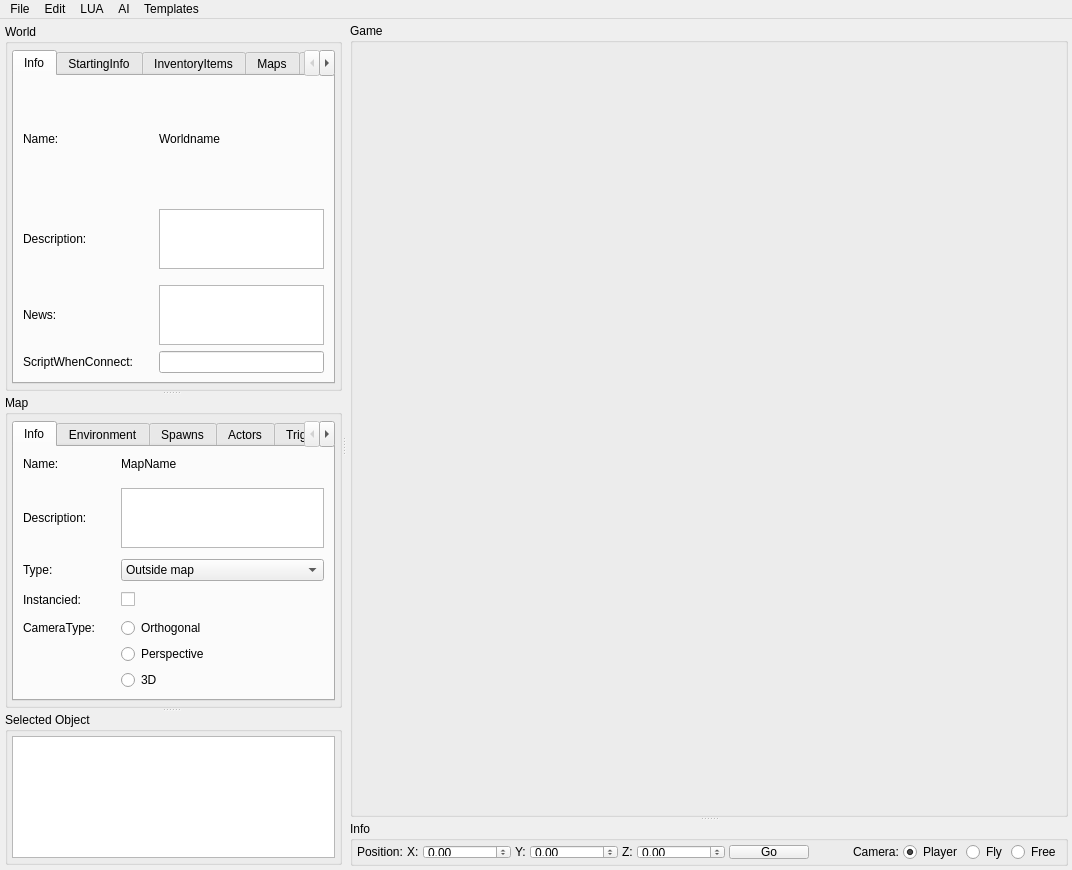
First picture: the form in Client/editor.ui, repository LBALab/lbanet, before the edit.
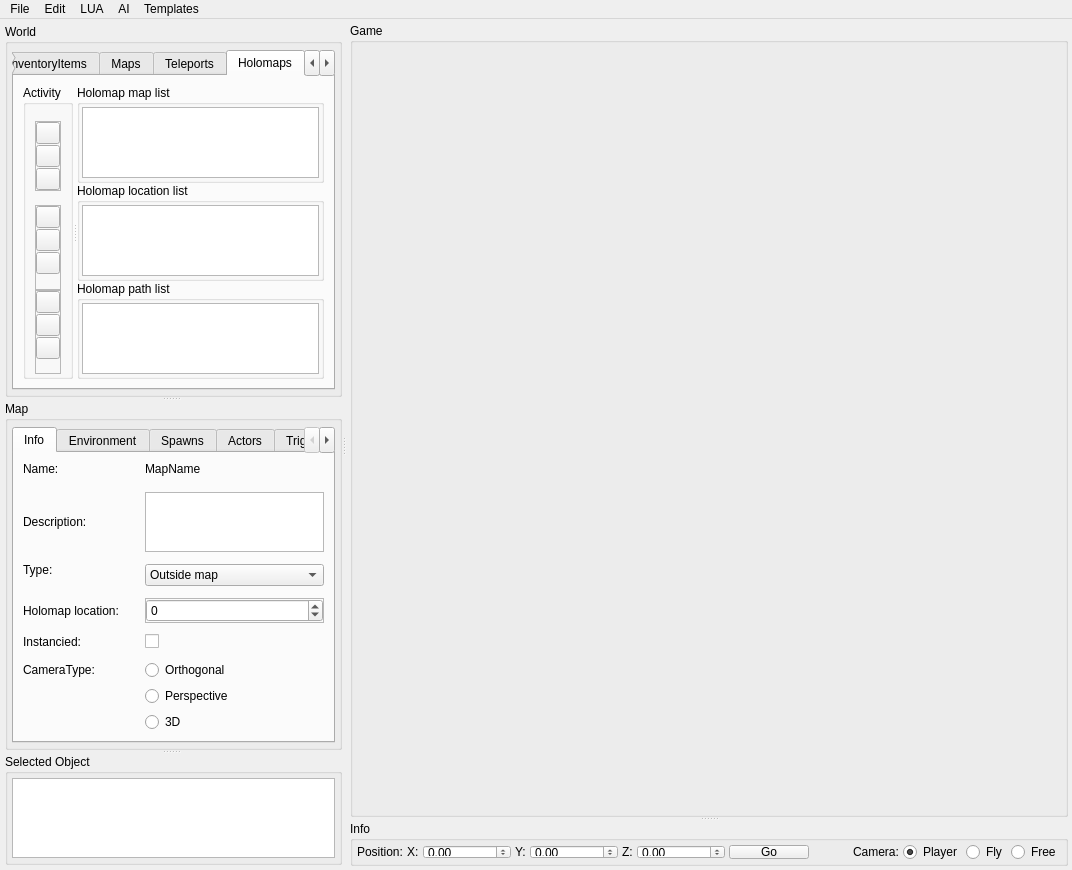
Second picture: the form after the edit. The open tabs and pages were chosen to show the change. Icons and pictures are not drawn.

Commit message: prepare holomap

Diff of the .ui file:
```diff
--- a/Client/editor.ui
+++ b/Client/editor.ui
@@ -6,7 +6,7 @@
    <rect>
     <x>0</x>
     <y>0</y>
-    <width>960</width>
+    <width>992</width>
     <height>870</height>
    </rect>
   </property>
@@ -31,6 +31,12 @@
        <enum>Qt::Horizontal</enum>
       </property>
       <widget class="QWidget" name="widget_editor" native="true">
+       <property name="maximumSize">
+        <size>
+         <width>500</width>
+         <height>16777215</height>
+        </size>
+       </property>
        <layout class="QVBoxLayout" name="verticalLayout">
         <property name="spacing">
          <number>0</number>
@@ -44,6 +50,12 @@
            <enum>Qt::Vertical</enum>
           </property>
           <widget class="QWidget" name="widget_world" native="true">
+           <property name="maximumSize">
+            <size>
+             <width>16777215</width>
+             <height>16777215</height>
+            </size>
+           </property>
            <layout class="QHBoxLayout" name="horizontalLayout_2">
             <property name="spacing">
              <number>0</number>
@@ -860,6 +872,416 @@
                    </item>
                   </layout>
                  </widget>
+                 <widget class="QWidget" name="tab_holomap">
+                  <attribute name="title">
+                   <string>Holomaps</string>
+                  </attribute>
+                  <layout class="QHBoxLayout" name="horizontalLayout_26">
+                   <item>
+                    <widget class="QSplitter" name="splitter_11">
+                     <property name="orientation">
+                      <enum>Qt::Horizontal</enum>
+                     </property>
+                     <widget class="QGroupBox" name="groupBox_worldmap_mapaction_3">
+                      <property name="maximumSize">
+                       <size>
+                        <width>50</width>
+                        <height>16777215</height>
+                       </size>
+                      </property>
+                      <property name="title">
+                       <string>Activity</string>
+                      </property>
+                      <layout class="QVBoxLayout" name="verticalLayout_17">
+                       <property name="spacing">
+                        <number>0</number>
+                       </property>
+                       <property name="topMargin">
+                        <number>2</number>
+                       </property>
+                       <property name="bottomMargin">
+                        <number>2</number>
+                       </property>
+                       <item>
+                        <spacer name="verticalSpacer_20">
+                         <property name="orientation">
+                          <enum>Qt::Vertical</enum>
+                         </property>
+                         <property name="sizeHint" stdset="0">
+                          <size>
+                           <width>20</width>
+                           <height>40</height>
+                          </size>
+                         </property>
+                        </spacer>
+                       </item>
+                       <item>
+                        <widget class="QFrame" name="frame_3">
+                         <property name="frameShape">
+                          <enum>QFrame::StyledPanel</enum>
+                         </property>
+                         <property name="frameShadow">
+                          <enum>QFrame::Raised</enum>
+                         </property>
+                         <layout class="QVBoxLayout" name="verticalLayout_13">
+                          <property name="spacing">
+                           <number>1</number>
+                          </property>
+                          <property name="margin">
+                           <number>0</number>
+                          </property>
+                          <item>
+                           <widget class="QPushButton" name="pushButton_addholo">
+                            <property name="toolTip">
+                             <string>Add map</string>
+                            </property>
+                            <property name="text">
+                             <string/>
+                            </property>
+                            <property name="icon">
+                             <iconset resource="editor.qrc">
+                              <normaloff>:/Editor/Resources/icons/PNG/onebit_31.png</normaloff>:/Editor/Resources/icons/PNG/onebit_31.png</iconset>
+                            </property>
+                            <property name="iconSize">
+                             <size>
+                              <width>10</width>
+                              <height>10</height>
+                             </size>
+                            </property>
+                            <property name="flat">
+                             <bool>false</bool>
+                            </property>
+                           </widget>
+                          </item>
+                          <item>
+                           <widget class="QPushButton" name="pushButton_removeholo">
+                            <property name="toolTip">
+                             <string>Remove selected map</string>
+                            </property>
+                            <property name="text">
+                             <string/>
+                            </property>
+                            <property name="icon">
+                             <iconset resource="editor.qrc">
+                              <normaloff>:/Editor/Resources/icons/PNG/onebit_32.png</normaloff>:/Editor/Resources/icons/PNG/onebit_32.png</iconset>
+                            </property>
+                            <property name="iconSize">
+                             <size>
+                              <width>10</width>
+                              <height>10</height>
+                             </size>
+                            </property>
+                           </widget>
+                          </item>
+                          <item>
+                           <widget class="QPushButton" name="pushButton_goto_holo">
+                            <property name="toolTip">
+                             <string>Teleport to selected map</string>
+                            </property>
+                            <property name="text">
+                             <string/>
+                            </property>
+                            <property name="icon">
+                             <iconset resource="editor.qrc">
+                              <normaloff>:/Editor/Resources/icons/PNG/onebit_27.png</normaloff>:/Editor/Resources/icons/PNG/onebit_27.png</iconset>
+                            </property>
+                            <property name="iconSize">
+                             <size>
+                              <width>10</width>
+                              <height>10</height>
+                             </size>
+                            </property>
+                           </widget>
+                          </item>
+                         </layout>
+                        </widget>
+                       </item>
+                       <item>
+                        <spacer name="verticalSpacer_16">
+                         <property name="orientation">
+                          <enum>Qt::Vertical</enum>
+                         </property>
+                         <property name="sizeHint" stdset="0">
+                          <size>
+                           <width>20</width>
+                           <height>40</height>
+                          </size>
+                         </property>
+                        </spacer>
+                       </item>
+                       <item>
+                        <widget class="QFrame" name="frame_4">
+                         <property name="frameShape">
+                          <enum>QFrame::StyledPanel</enum>
+                         </property>
+                         <property name="frameShadow">
+                          <enum>QFrame::Raised</enum>
+                         </property>
+                         <layout class="QVBoxLayout" name="verticalLayout_15">
+                          <property name="spacing">
+                           <number>1</number>
+                          </property>
+                          <property name="margin">
+                           <number>0</number>
+                          </property>
+                          <item>
+                           <widget class="QPushButton" name="pushButton_addhololoc">
+                            <property name="toolTip">
+                             <string>Add map</string>
+                            </property>
+                            <property name="text">
+                             <string/>
+                            </property>
+                            <property name="icon">
+                             <iconset resource="editor.qrc">
+                              <normaloff>:/Editor/Resources/icons/PNG/onebit_31.png</normaloff>:/Editor/Resources/icons/PNG/onebit_31.png</iconset>
+                            </property>
+                            <property name="iconSize">
+                             <size>
+                              <width>10</width>
+                              <height>10</height>
+                             </size>
+                            </property>
+                            <property name="flat">
+                             <bool>false</bool>
+                            </property>
+                           </widget>
+                          </item>
+                          <item>
+                           <widget class="QPushButton" name="pushButton_removehololoc">
+                            <property name="toolTip">
+                             <string>Remove selected map</string>
+                            </property>
+                            <property name="text">
+                             <string/>
+                            </property>
+                            <property name="icon">
+                             <iconset resource="editor.qrc">
+                              <normaloff>:/Editor/Resources/icons/PNG/onebit_32.png</normaloff>:/Editor/Resources/icons/PNG/onebit_32.png</iconset>
+                            </property>
+                            <property name="iconSize">
+                             <size>
+                              <width>10</width>
+                              <height>10</height>
+                             </size>
+                            </property>
+                           </widget>
+                          </item>
+                          <item>
+                           <widget class="QPushButton" name="pushButton_goto_hololoc">
+                            <property name="text">
+                             <string/>
+                            </property>
+                            <property name="icon">
+                             <iconset resource="editor.qrc">
+                              <normaloff>:/Editor/Resources/icons/PNG/onebit_27.png</normaloff>:/Editor/Resources/icons/PNG/onebit_27.png</iconset>
+                            </property>
+                            <property name="iconSize">
+                             <size>
+                              <width>10</width>
+                              <height>10</height>
+                             </size>
+                            </property>
+                           </widget>
+                          </item>
+                          <item>
+                           <spacer name="verticalSpacer_18">
+                            <property name="orientation">
+                             <enum>Qt::Vertical</enum>
+                            </property>
+                            <property name="sizeHint" stdset="0">
+                             <size>
+                              <width>20</width>
+                              <height>40</height>
+                             </size>
+                            </property>
+                           </spacer>
+                          </item>
+                         </layout>
+                        </widget>
+                       </item>
+                       <item>
+                        <widget class="QFrame" name="frame_5">
+                         <property name="frameShape">
+                          <enum>QFrame::StyledPanel</enum>
+                         </property>
+                         <property name="frameShadow">
+                          <enum>QFrame::Raised</enum>
+                         </property>
+                         <layout class="QVBoxLayout" name="verticalLayout_16">
+                          <property name="spacing">
+                           <number>1</number>
+                          </property>
+                          <property name="margin">
+                           <number>0</number>
+                          </property>
+                          <item>
+                           <widget class="QPushButton" name="pushButton_addholopath">
+                            <property name="toolTip">
+                             <string>Add map</string>
+                            </property>
+                            <property name="text">
+                             <string/>
+                            </property>
+                            <property name="icon">
+                             <iconset resource="editor.qrc">
+                              <normaloff>:/Editor/Resources/icons/PNG/onebit_31.png</normaloff>:/Editor/Resources/icons/PNG/onebit_31.png</iconset>
+                            </property>
+                            <property name="iconSize">
+                             <size>
+                              <width>10</width>
+                              <height>10</height>
+                             </size>
+                            </property>
+                            <property name="flat">
+                             <bool>false</bool>
+                            </property>
+                           </widget>
+                          </item>
+                          <item>
+                           <widget class="QPushButton" name="pushButton_removeholopath">
+                            <property name="toolTip">
+                             <string>Remove selected map</string>
+                            </property>
+                            <property name="text">
+                             <string/>
+                            </property>
+                            <property name="icon">
+                             <iconset resource="editor.qrc">
+                              <normaloff>:/Editor/Resources/icons/PNG/onebit_32.png</normaloff>:/Editor/Resources/icons/PNG/onebit_32.png</iconset>
+                            </property>
+                            <property name="iconSize">
+                             <size>
+                              <width>10</width>
+                              <height>10</height>
+                             </size>
+                            </property>
+                           </widget>
+                          </item>
+                          <item>
+                           <widget class="QPushButton" name="pushButton_goto_holopath">
+                            <property name="text">
+                             <string/>
+                            </property>
+                            <property name="icon">
+                             <iconset resource="editor.qrc">
+                              <normaloff>:/Editor/Resources/icons/PNG/onebit_27.png</normaloff>:/Editor/Resources/icons/PNG/onebit_27.png</iconset>
+                            </property>
+                            <property name="iconSize">
+                             <size>
+                              <width>10</width>
+                              <height>10</height>
+                             </size>
+                            </property>
+                           </widget>
+                          </item>
+                          <item>
+                           <spacer name="verticalSpacer_19">
+                            <property name="orientation">
+                             <enum>Qt::Vertical</enum>
+                            </property>
+                            <property name="sizeHint" stdset="0">
+                             <size>
+                              <width>20</width>
+                              <height>40</height>
+                             </size>
+                            </property>
+                           </spacer>
+                          </item>
+                         </layout>
+                        </widget>
+                       </item>
+                      </layout>
+                     </widget>
+                     <widget class="QFrame" name="frame_worldmaps_maplist_3">
+                      <layout class="QVBoxLayout" name="verticalLayout_14">
+                       <property name="spacing">
+                        <number>0</number>
+                       </property>
+                       <property name="margin">
+                        <number>0</number>
+                       </property>
+                       <item>
+                        <widget class="QGroupBox" name="groupBox_3">
+                         <property name="title">
+                          <string>Holomap map list</string>
+                         </property>
+                         <layout class="QHBoxLayout" name="horizontalLayout_28">
+                          <property name="spacing">
+                           <number>2</number>
+                          </property>
+                          <property name="margin">
+                           <number>2</number>
+                          </property>
+                          <item>
+                           <widget class="QTableView" name="tableView_HolomapList">
+                            <property name="selectionMode">
+                             <enum>QAbstractItemView::SingleSelection</enum>
+                            </property>
+                            <property name="selectionBehavior">
+                             <enum>QAbstractItemView::SelectRows</enum>
+                            </property>
+                           </widget>
+                          </item>
+                         </layout>
+                        </widget>
+                       </item>
+                       <item>
+                        <widget class="QGroupBox" name="groupBox_2">
+                         <property name="title">
+                          <string>Holomap location list</string>
+                         </property>
+                         <layout class="QHBoxLayout" name="horizontalLayout_29">
+                          <property name="spacing">
+                           <number>2</number>
+                          </property>
+                          <property name="margin">
+                           <number>2</number>
+                          </property>
+                          <item>
+                           <widget class="QTableView" name="tableView_HolomapList_2">
+                            <property name="selectionMode">
+                             <enum>QAbstractItemView::SingleSelection</enum>
+                            </property>
+                            <property name="selectionBehavior">
+                             <enum>QAbstractItemView::SelectRows</enum>
+                            </property>
+                           </widget>
+                          </item>
+                         </layout>
+                        </widget>
+                       </item>
+                       <item>
+                        <widget class="QGroupBox" name="groupBox">
+                         <property name="title">
+                          <string>Holomap path list</string>
+                         </property>
+                         <layout class="QHBoxLayout" name="horizontalLayout_25">
+                          <property name="spacing">
+                           <number>2</number>
+                          </property>
+                          <property name="margin">
+                           <number>2</number>
+                          </property>
+                          <item>
+                           <widget class="QTableView" name="tableView_HolomapList_3">
+                            <property name="selectionMode">
+                             <enum>QAbstractItemView::SingleSelection</enum>
+                            </property>
+                            <property name="selectionBehavior">
+                             <enum>QAbstractItemView::SelectRows</enum>
+                            </property>
+                           </widget>
+                          </item>
+                         </layout>
+                        </widget>
+                       </item>
+                      </layout>
+                     </widget>
+                    </widget>
+                   </item>
+                  </layout>
+                 </widget>
                  <widget class="QWidget" name="tab_texts">
                   <attribute name="title">
                    <string>Texts</string>
@@ -1470,6 +1892,22 @@
                      </property>
                     </widget>
                    </item>
+                   <item row="1" column="2">
+                    <spacer name="verticalSpacer_3">
+                     <property name="orientation">
+                      <enum>Qt::Vertical</enum>
+                     </property>
+                     <property name="sizeType">
+                      <enum>QSizePolicy::Fixed</enum>
+                     </property>
+                     <property name="sizeHint" stdset="0">
+                      <size>
+                       <width>20</width>
+                       <height>10</height>
+                      </size>
+                     </property>
+                    </spacer>
+                   </item>
                    <item row="2" column="0">
                     <widget class="QLabel" name="label_mapdescription">
                      <property name="text">
@@ -1477,6 +1915,22 @@
                      </property>
                     </widget>
                    </item>
+                   <item row="2" column="1">
+                    <spacer name="horizontalSpacer_2">
+                     <property name="orientation">
+                      <enum>Qt::Horizontal</enum>
+                     </property>
+                     <property name="sizeType">
+                      <enum>QSizePolicy::Fixed</enum>
+                     </property>
+                     <property name="sizeHint" stdset="0">
+                      <size>
+                       <width>20</width>
+                       <height>20</height>
+                      </size>
+                     </property>
+                    </spacer>
+                   </item>
                    <item row="2" column="2">
                     <widget class="QTextEdit" name="textEdit_map_description">
                      <property name="maximumSize">
@@ -1487,6 +1941,22 @@
                      </property>
                     </widget>
                    </item>
+                   <item row="3" column="2">
+                    <spacer name="verticalSpacer_5">
+                     <property name="orientation">
+                      <enum>Qt::Vertical</enum>
+                     </property>
+                     <property name="sizeType">
+                      <enum>QSizePolicy::Fixed</enum>
+                     </property>
+                     <property name="sizeHint" stdset="0">
+                      <size>
+                       <width>20</width>
+                       <height>5</height>
+                      </size>
+                     </property>
+                    </spacer>
+                   </item>
                    <item row="4" column="0">
                     <widget class="QLabel" name="label_mapType">
                      <property name="text">
@@ -1494,7 +1964,7 @@
                      </property>
                     </widget>
                    </item>
-                   <item row="4" column="2">
+                   <item row="4" column="2" rowspan="2">
                     <widget class="QComboBox" name="comboBox_maptype">
                      <item>
                       <property name="text">
@@ -1516,114 +1986,117 @@
                      </item>
                     </widget>
                    </item>
-                   <item row="6" column="0">
+                   <item row="6" column="2">
+                    <spacer name="verticalSpacer_6">
+                     <property name="orientation">
+                      <enum>Qt::Vertical</enum>
+                     </property>
+                     <property name="sizeType">
+                      <enum>QSizePolicy::Fixed</enum>
+                     </property>
+                     <property name="sizeHint" stdset="0">
+                      <size>
+                       <width>20</width>
+                       <height>5</height>
+                      </size>
+                     </property>
+                    </spacer>
+                   </item>
+                   <item row="9" column="0">
                     <widget class="QLabel" name="label_mapinstancied">
                      <property name="text">
                       <string>Instancied:</string>
                      </property>
                     </widget>
                    </item>
-                   <item row="6" column="2">
+                   <item row="9" column="2">
                     <widget class="QCheckBox" name="checkBox_map_instancied">
                      <property name="text">
                       <string/>
                      </property>
                     </widget>
                    </item>
-                   <item row="8" column="0">
+                   <item row="10" column="2">
+                    <spacer name="verticalSpacer_7">
+                     <property name="orientation">
+                      <enum>Qt::Vertical</enum>
+                     </property>
+                     <property name="sizeType">
+                      <enum>QSizePolicy::Fixed</enum>
+                     </property>
+                     <property name="sizeHint" stdset="0">
+                      <size>
+                       <width>20</width>
+                       <height>5</height>
+                      </size>
+                     </property>
+                    </spacer>
+                   </item>
+                   <item row="11" column="0">
                     <widget class="QLabel" name="label_cameratype">
                      <property name="text">
                       <string>CameraType:</string>
                      </property>
                     </widget>
                    </item>
-                   <item row="8" column="2">
+                   <item row="11" column="2">
                     <widget class="QRadioButton" name="radioButton_camtype_ortho">
                      <property name="text">
                       <string>Orthogonal</string>
                      </property>
                     </widget>
                    </item>
-                   <item row="9" column="2">
+                   <item row="12" column="2">
                     <widget class="QRadioButton" name="radioButton_camtype_persp">
                      <property name="text">
                       <string>Perspective</string>
                      </property>
                     </widget>
                    </item>
-                   <item row="10" column="2">
+                   <item row="13" column="2">
                     <widget class="QRadioButton" name="radioButton_camtype_3d">
                      <property name="text">
                       <string>3D</string>
                      </property>
                     </widget>
                    </item>
-                   <item row="2" column="1">
-                    <spacer name="horizontalSpacer_2">
-                     <property name="orientation">
-                      <enum>Qt::Horizontal</enum>
-                     </property>
-                     <property name="sizeType">
-                      <enum>QSizePolicy::Fixed</enum>
-                     </property>
-                     <property name="sizeHint" stdset="0">
-                      <size>
-                       <width>20</width>
-                       <height>20</height>
-                      </size>
-                     </property>
-                    </spacer>
-                   </item>
-                   <item row="1" column="2">
-                    <spacer name="verticalSpacer_3">
-                     <property name="orientation">
-                      <enum>Qt::Vertical</enum>
-                     </property>
-                     <property name="sizeType">
-                      <enum>QSizePolicy::Fixed</enum>
-                     </property>
-                     <property name="sizeHint" stdset="0">
-                      <size>
-                       <width>20</width>
-                       <height>10</height>
-                      </size>
-                     </property>
-                    </spacer>
-                   </item>
-                   <item row="3" column="2">
-                    <spacer name="verticalSpacer_5">
-                     <property name="orientation">
-                      <enum>Qt::Vertical</enum>
-                     </property>
-                     <property name="sizeType">
-                      <enum>QSizePolicy::Fixed</enum>
-                     </property>
-                     <property name="sizeHint" stdset="0">
-                      <size>
-                       <width>20</width>
-                       <height>5</height>
-                      </size>
-                     </property>
-                    </spacer>
-                   </item>
-                   <item row="5" column="2">
-                    <spacer name="verticalSpacer_6">
-                     <property name="orientation">
-                      <enum>Qt::Vertical</enum>
-                     </property>
-                     <property name="sizeType">
-                      <enum>QSizePolicy::Fixed</enum>
-                     </property>
-                     <property name="sizeHint" stdset="0">
-                      <size>
-                       <width>20</width>
-                       <height>5</height>
-                      </size>
-                     </property>
-                    </spacer>
-                   </item>
                    <item row="7" column="2">
-                    <spacer name="verticalSpacer_7">
+                    <widget class="QFrame" name="frame_2">
+                     <property name="frameShape">
+                      <enum>QFrame::StyledPanel</enum>
+                     </property>
+                     <property name="frameShadow">
+                      <enum>QFrame::Raised</enum>
+                     </property>
+                     <layout class="QHBoxLayout" name="horizontalLayout_27">
+                      <property name="spacing">
+                       <number>8</number>
+                      </property>
+                      <property name="margin">
+                       <number>0</number>
+                      </property>
+                      <item>
+                       <widget class="QSpinBox" name="spinBox_lhololocid">
+                        <property name="minimum">
+                         <number>-1</number>
+                        </property>
+                        <property name="maximum">
+                         <number>999</number>
+                        </property>
+                       </widget>
+                      </item>
+                     </layout>
+                    </widget>
+                   </item>
+                   <item row="7" column="0">
+                    <widget class="QLabel" name="label_mapinstancied_2">
+                     <property name="text">
+                      <string>Holomap location:</string>
+                     </property>
+                    </widget>
+                   </item>
+                   <item row="8" column="2">
+                    <spacer name="verticalSpacer_17">
                      <property name="orientation">
                       <enum>Qt::Vertical</enum>
                      </property>
@@ -2329,7 +2802,7 @@
     <rect>
      <x>0</x>
      <y>0</y>
-     <width>960</width>
+     <width>992</width>
      <height>21</height>
     </rect>
    </property>
```
The commit also changes 44 other files.
